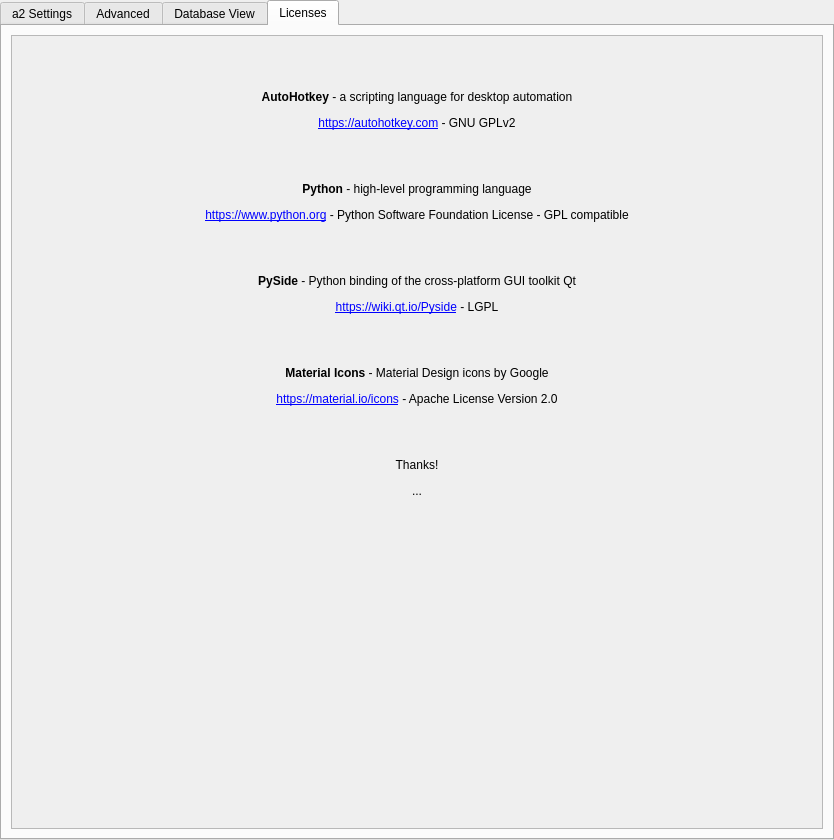
First picture: the form in ui/a2widget/a2settings_view.ui, repository ewerybody/a2, before the edit.
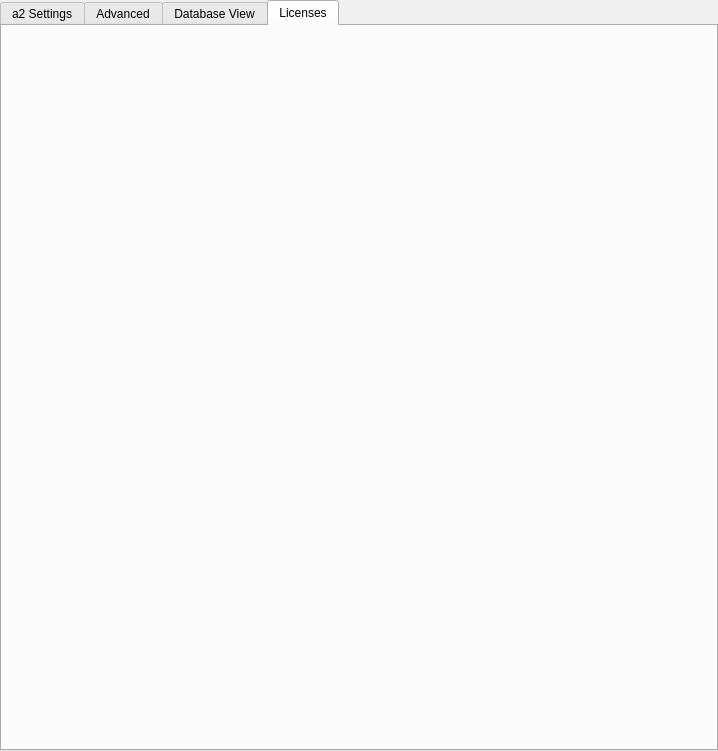
Second picture: the form after the edit. The open tabs and pages were chosen to show the change. Icons and pictures are not drawn. Custom widgets are drawn as their Qt base class.

Commit message: separated license text into own widget renderung on demand

```diff
--- a/ui/a2widget/a2settings_view.ui
+++ b/ui/a2widget/a2settings_view.ui
@@ -6,8 +6,8 @@
    <rect>
     <x>0</x>
     <y>0</y>
-    <width>834</width>
-    <height>840</height>
+    <width>718</width>
+    <height>751</height>
    </rect>
   </property>
   <property name="windowTitle">
@@ -399,55 +399,6 @@
       <attribute name="title">
        <string>Licenses</string>
       </attribute>
-      <layout class="QVBoxLayout" name="verticalLayout_2">
-       <item>
-        <widget class="QScrollArea" name="scrollArea">
-         <property name="horizontalScrollBarPolicy">
-          <enum>Qt::ScrollBarAlwaysOff</enum>
-         </property>
-         <property name="widgetResizable">
-          <bool>true</bool>
-         </property>
-         <widget class="QWidget" name="scrollAreaWidgetContents">
-          <property name="geometry">
-           <rect>
-            <x>0</x>
-            <y>0</y>
-            <width>806</width>
-            <height>741</height>
-           </rect>
-          </property>
-          <layout class="QVBoxLayout" name="verticalLayout_4">
-           <property name="spacing">
-            <number>0</number>
-           </property>
-           <property name="margin">
-            <number>0</number>
-           </property>
-           <item>
-            <widget class="QLabel" name="a2license_text">
-             <property name="autoFillBackground">
-              <bool>false</bool>
-             </property>
-             <property name="text">
-              <string>&lt;html&gt;&lt;head/&gt;&lt;body&gt;&lt;p align=&quot;center&quot;&gt;&lt;br/&gt;&lt;/p&gt;&lt;p align=&quot;center&quot;&gt;&lt;img src=&quot;res/logo_ahk.png&quot;/&gt;&lt;br/&gt;&lt;span style=&quot; font-weight:600;&quot;&gt;AutoHotkey&lt;/span&gt; - a scripting language for desktop automation&lt;/p&gt;&lt;p align=&quot;center&quot;&gt;&lt;a href=&quot;https://autohotkey.com&quot;&gt;&lt;span style=&quot; text-decoration: underline; color:#0000ff;&quot;&gt;https://autohotkey.com&lt;/span&gt;&lt;/a&gt; - GNU GPLv2&lt;/p&gt;&lt;p align=&quot;center&quot;&gt;&lt;br/&gt;&lt;/p&gt;&lt;p align=&quot;center&quot;&gt;&lt;img src=&quot;res/logo_python.png&quot;/&gt;&lt;/p&gt;&lt;p align=&quot;center&quot;&gt;&lt;span style=&quot; font-weight:600;&quot;&gt;Python&lt;/span&gt; - high-level programming language&lt;/p&gt;&lt;p align=&quot;center&quot;&gt;&lt;a href=&quot;https://www.python.org/&quot;&gt;&lt;span style=&quot; text-decoration: underline; color:#0000ff;&quot;&gt;https://www.python.org&lt;/span&gt;&lt;/a&gt; - Python Software Foundation License - GPL compatible&lt;/p&gt;&lt;p align=&quot;center&quot;&gt;&lt;br/&gt;&lt;/p&gt;&lt;p align=&quot;center&quot;&gt;&lt;img src=&quot;res/logo_pyside.png&quot;/&gt;&lt;/p&gt;&lt;p align=&quot;center&quot;&gt;&lt;span style=&quot; font-weight:600;&quot;&gt;PySide&lt;/span&gt; - Python binding of the cross-platform GUI toolkit Qt&lt;/p&gt;&lt;p align=&quot;center&quot;&gt;&lt;a href=&quot;https://wiki.qt.io/Pyside&quot;&gt;&lt;span style=&quot; text-decoration: underline; color:#0000ff;&quot;&gt;https://wiki.qt.io/Pyside&lt;/span&gt;&lt;/a&gt; - LGPL&lt;/p&gt;&lt;p align=&quot;center&quot;&gt;&lt;br/&gt;&lt;/p&gt;&lt;p align=&quot;center&quot;&gt;&lt;img src=&quot;res/logo_material.png&quot;/&gt;&lt;/p&gt;&lt;p align=&quot;center&quot;&gt;&lt;span style=&quot; font-weight:600;&quot;&gt;Material Icons&lt;/span&gt; - Material Design icons by Google&lt;/p&gt;&lt;p align=&quot;center&quot;&gt;&lt;a href=&quot;https://material.io/icons&quot;&gt;&lt;span style=&quot; text-decoration: underline; color:#0000ff;&quot;&gt;https://material.io/icons&lt;/span&gt;&lt;/a&gt; - Apache License Version 2.0&lt;/p&gt;&lt;p align=&quot;center&quot;&gt;&lt;br/&gt;&lt;/p&gt;&lt;p align=&quot;center&quot;&gt;Thanks!&lt;/p&gt;&lt;p align=&quot;center&quot;&gt;...&lt;/p&gt;&lt;/body&gt;&lt;/html&gt;</string>
-             </property>
-             <property name="alignment">
-              <set>Qt::AlignLeading|Qt::AlignLeft|Qt::AlignTop</set>
-             </property>
-             <property name="wordWrap">
-              <bool>true</bool>
-             </property>
-             <property name="openExternalLinks">
-              <bool>true</bool>
-             </property>
-            </widget>
-           </item>
-          </layout>
-         </widget>
-        </widget>
-       </item>
-      </layout>
      </widget>
     </widget>
    </item>
```
Left out of the diff: 92 changed lines with no effect on the pictures. The commit also changes 4 other files.
